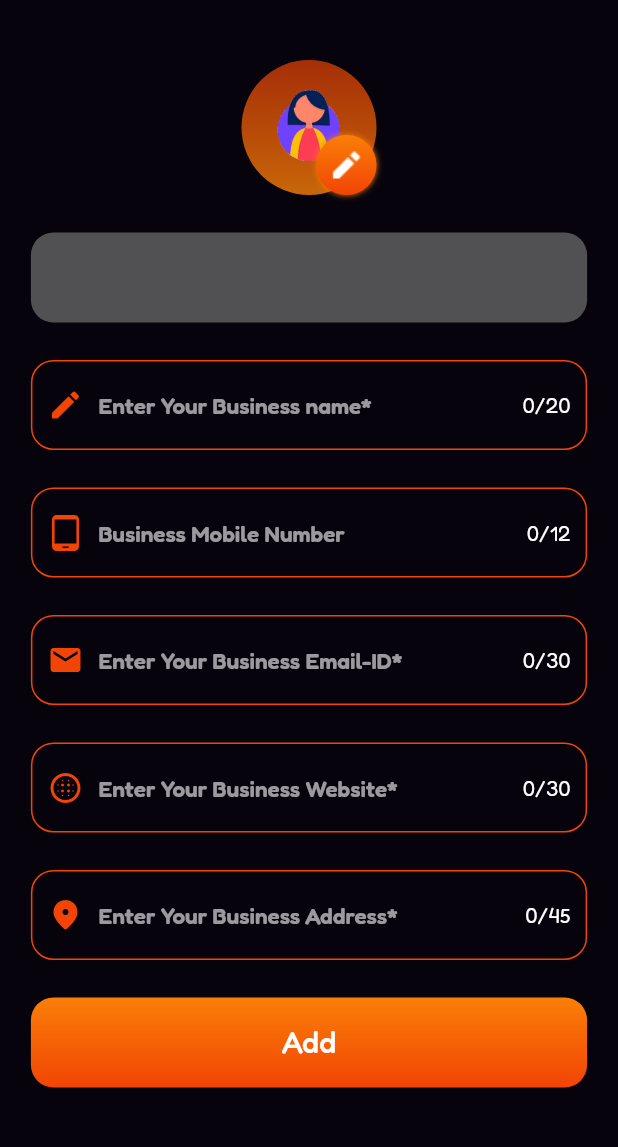
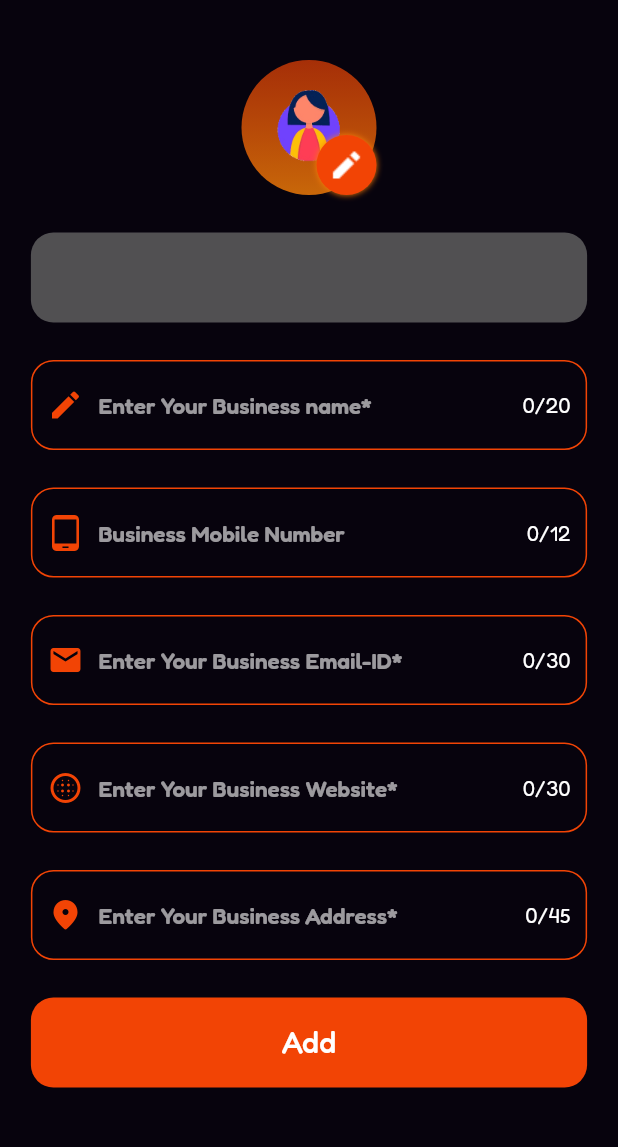
Before and after one commit to spsofttect/Poster-Maker, a Flutter app: the AddBusiness screen opened directly, on a phone screen of 412 x 824 dp, the part 60-1207 px from its top. Run offline on Flutter 3.47's test engine with Material 2 defaults, Android fonts, the phone set to English and light mode, and no system bars; our stand-ins replace carousel_slider, dotted_border, firebase_auth, firebase_core, flutter_advanced_drawer, flutter_bounce and 17 more; missing offline and left inert: cached_video_player, dart:ffi, flutter_windowmanager, image_picker_for_web, libphonenumber_web, photo_manager and 1 more; accounts and stored records are empty.

Commit message:
hax color change

```diff
--- a/lib/Helper/commanwidget.dart
+++ b/lib/Helper/commanwidget.dart
@@ -285,9 +285,9 @@ class _DynamicVideoPlayerState extends State<DynamicVideoPlayer> {
                             gradient: LinearGradient(
                                 begin: Alignment.topCenter,
                                 end: Alignment.bottomCenter,
-                                colors: const [
-                                  Color(0xFFFA7F08),
-                                  Color(0xFFF24405)
+                                colors:  [
+                                  Color(AppColor.orange),
+                                  Color(AppColor.red)
                                 ]),
                             color: Color(AppColor.orange),
                             borderRadius: BorderRadius.only(
--- a/lib/Helper/utlity.dart
+++ b/lib/Helper/utlity.dart
@@ -15,6 +15,7 @@ mixin AppColor {
   static int grey = 0xFF707070;
   static int black = 0xFF000000;
   static int shadow = 0xFFC3A1B5;
+  static int red = 0xFFF24405;
 }
 mixin AssetPath {
   static String intro = "assets/image/intro/";
--- a/lib/Helper/widget.dart
+++ b/lib/Helper/widget.dart
@@ -100,9 +100,9 @@ class CommanWidget {
                       gradient: LinearGradient(
                           begin: Alignment.topCenter,
                           end: Alignment.bottomCenter,
-                          colors: const [
-                            Color(0xFFFA7F08),
-                            Color(0xFFF24405)
+                          colors:  [
+                            Color(AppColor.orange),
+                            Color(AppColor.red)
                           ])),
                   child: Image.asset('${AssetPath.addbusiness}pencil.png',
                       color: Color(AppColor.white)),
--- a/lib/page/addBusiness/addBusiness.dart
+++ b/lib/page/addBusiness/addBusiness.dart
@@ -62,7 +62,7 @@ class _AddBusinessState extends State<AddBusiness> {
                 width: Get.width * 0.9,
                 decoration: BoxDecoration(
                   borderRadius: BorderRadius.circular(15),
-                  gradient: const LinearGradient(begin: Alignment.topCenter, end: Alignment.bottomCenter, colors: [Color(0xFFFA7F08), Color(0xFFF24405)]),
+                  gradient:  LinearGradient(begin: Alignment.topCenter, end: Alignment.bottomCenter, colors: [Color(AppColor.orange), Color(AppColor.red)]),
                 ),
                 alignment: Alignment.center,
                 child: Text(
--- a/lib/page/bottomnavbar/bottomnavbar.dart
+++ b/lib/page/bottomnavbar/bottomnavbar.dart
@@ -166,7 +166,7 @@ class _BottomNavBarScreenState extends State<BottomNavBarScreen> {
               boxShadow: [BoxShadow(color: Color(AppColor.white))],
               border: Border.all(width: 2.5, color: Color(AppColor.white)),
               borderRadius: BorderRadius.circular(30),
-              gradient: LinearGradient(begin: Alignment.topCenter, end: Alignment.bottomCenter, colors: const [Color(0xFFFA7F08), Color(0xFFF24405)]),
+              gradient: LinearGradient(begin: Alignment.topCenter, end: Alignment.bottomCenter, colors:  [Color(AppColor.orange), Color(AppColor.red)]),
               // color: Color(AppColor.orange),
             ),
             child: Obx(
@@ -217,7 +217,7 @@ class _BottomNavBarScreenState extends State<BottomNavBarScreen> {
       height: 55,
       margin: EdgeInsets.only(bottom: Get.height * 0.02, left: 30, right: 30),
       decoration: BoxDecoration(
-        gradient: LinearGradient(begin: Alignment.topCenter, end: Alignment.bottomCenter, colors: const [Color(0xFFFA7F08), Color(0xFFF24405)]),
+        gradient: LinearGradient(begin: Alignment.topCenter, end: Alignment.bottomCenter, colors:  [Color(AppColor.orange), Color(AppColor.red)]),
         borderRadius: BorderRadius.circular(15),
       ),
       child: Row(mainAxisAlignment: MainAxisAlignment.spaceAround, children: [
--- a/lib/page/bottomnavbar/homepage/HomePage.dart
+++ b/lib/page/bottomnavbar/homepage/HomePage.dart
@@ -527,7 +527,7 @@ class _HomePageState extends State<HomePage> with TickerProviderStateMixin {
         indicatorPadding: EdgeInsets.only(top: 5, bottom: 5, right: 10, left: 10),
         indicator: BoxDecoration(
           borderRadius: BorderRadius.circular(8), //
-          gradient: LinearGradient(begin: Alignment.topCenter, end: Alignment.bottomCenter, colors: const [Color(0xFFFA7F08), Color(0xFFF24405)]),
+          gradient: LinearGradient(begin: Alignment.topCenter, end: Alignment.bottomCenter, colors:  [Color(AppColor.orange), Color(AppColor.red)]),
         ),
         // indicatorColor: Colors.white,
         controller: _tabController,
--- a/lib/page/bottomnavbar/homepage/addBusiness/addBuisness.dart
+++ b/lib/page/bottomnavbar/homepage/addBusiness/addBuisness.dart
@@ -111,7 +111,10 @@ class BusinessList extends StatelessWidget {
                   decoration: BoxDecoration(
                       borderRadius: BorderRadius.circular(15),
                       gradient:
-                          LinearGradient(begin: Alignment.topLeft, end: Alignment.bottomRight, colors: const [Color(0xFFFA7F08), Color(0xFFF24405)])),
+                          LinearGradient(begin: Alignment.topLeft, end: Alignment.bottomRight, colors:  [
+                            Color(AppColor.orange),
+                            Color(AppColor.red)
+                          ])),
                   child: Icon(
                     Icons.add,
                     color: Color(AppColor.black),
--- a/lib/page/editBottomNavBar/EditBottomNavbar.dart
+++ b/lib/page/editBottomNavBar/EditBottomNavbar.dart
@@ -86,9 +86,9 @@ class _EditBottomNavBarState extends State<EditBottomNavBar> {
         gradient: LinearGradient(
             begin: Alignment.topCenter,
             end: Alignment.bottomCenter,
-            colors: const [
-              Color(0xFFFA7F08),
-              Color(0xFFF24405),
+            colors:  [
+              Color(AppColor.orange),
+              Color(AppColor.red),
             ]),
         borderRadius: BorderRadius.only(
             topLeft: Radius.circular(15), topRight: Radius.circular(15)),
--- a/lib/page/editBottomNavBar/addImage/addImage.dart
+++ b/lib/page/editBottomNavBar/addImage/addImage.dart
@@ -165,7 +165,7 @@ class _AddImagePageState extends State<AddImagePage>
             gradient: LinearGradient(
                 begin: Alignment.topCenter,
                 end: Alignment.bottomCenter,
-                colors: const [Color(0xFFFA7F08), Color(0xFFF24405)])),
+                colors:  [Color(AppColor.orange), Color(AppColor.red)])),
         child: Center(
             child: Row(
           mainAxisAlignment: MainAxisAlignment.center,
--- a/lib/page/settingpage/settingScreen.dart
+++ b/lib/page/settingpage/settingScreen.dart
@@ -351,7 +351,7 @@ class _SettingPageState extends State<SettingPage> {
                 gradient: LinearGradient(
                     begin: Alignment.topCenter,
                     end: Alignment.bottomCenter,
-                    colors: const [Color(0xFFFA7F08), Color(0xFFF24405)])),
+                    colors:  [Color(AppColor.orange), Color(AppColor.red)])),
             child: Center(
                 child: Text(
               'SUBSCRIBE PLAN',
```
Also changed, not shown: 1 other file.
